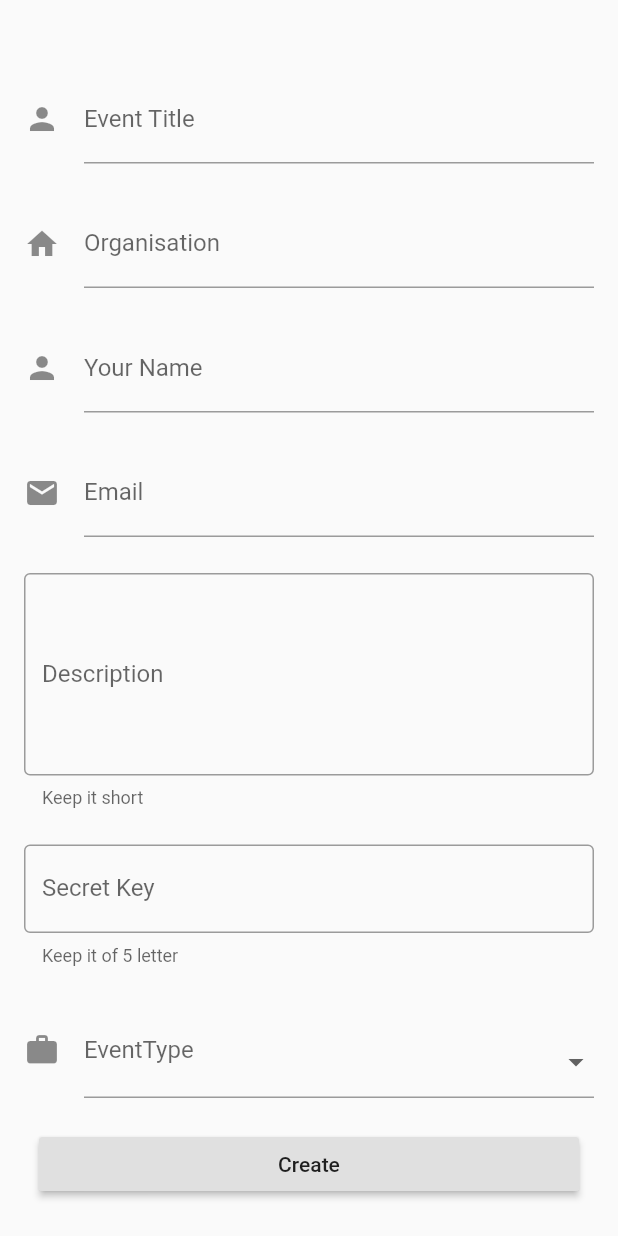
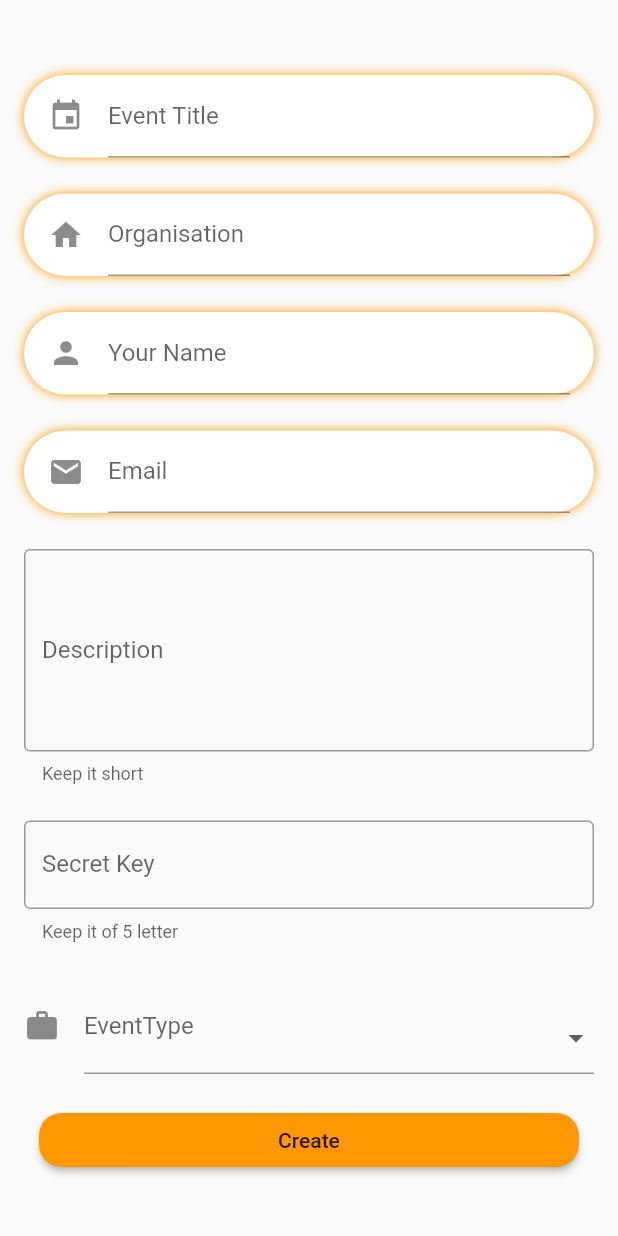
Before and after one commit to DEEPAK2811/IceBreaker, a Flutter app: the createjob screen opened by its route, on a phone screen of 412 x 824 dp. Run offline on Flutter 3.47's test engine with Material 2 defaults, Android fonts, the phone set to English and light mode, and no system bars; our stand-ins replace cloud_firestore, firebase_auth; accounts and stored records are empty.

Commit message:
minor update 5

```diff
--- a/lib/ui/HomePage.dart
+++ b/lib/ui/HomePage.dart
@@ -19,6 +19,7 @@ class HomePage extends StatelessWidget {
     return Scaffold(
       drawer: new NavBar(),
       appBar: AppBar(
+         backgroundColor: Colors.purple[200],
         title: Text('IceBreaker'),
         actions: <Widget>[
           FlatButton(
--- a/lib/ui/create_events.dart
+++ b/lib/ui/create_events.dart
@@ -34,11 +34,11 @@ class _createjobState extends State<createjob> {
       "title": "${jb.title}",
       "desc": "${jb.description}",
       "location": "${jb.location}",
-      "organisation":"${jb.organisation}",
-      "email":"${jb.email}",
-      "name":"${jb.name}",
-      "event_type":"${jb.type}",
-      "secret_key":"${jb.secret_key_string}",
+      "organisation": "${jb.organisation}",
+      "email": "${jb.email}",
+      "name": "${jb.name}",
+      "event_type": "${jb.type}",
+      "secret_key": "${jb.secret_key_string}",
       "id": "${count}",
     };
     documentReference.setData(data).whenComplete(() {
@@ -52,6 +52,7 @@ class _createjobState extends State<createjob> {
     super.dispose();
     subscription?.cancel();
   }
+
   @override
   Widget build(BuildContext context) {
     return Scaffold(
@@ -66,19 +67,37 @@ class _createjobState extends State<createjob> {
                   padding: const EdgeInsets.symmetric(horizontal: 16.0),
                   children: <Widget>[
                     SizedBox(height: 50.0),
-                    new TextFormField(
+                    Container(
+                      height: 55,
+                      padding: EdgeInsets.only(
+                          top: 0, left: 16, right: 16, bottom: 0),
+                      decoration: BoxDecoration(
+                          borderRadius: BorderRadius.all(Radius.circular(50)),
+                          color: Colors.white,
+                          boxShadow: [
+                            BoxShadow(color: Colors.orange, blurRadius: 5)
+                          ]),
+                      child: new TextFormField(
                         decoration: const InputDecoration(
-                        icon: const Icon(Icons.person),
-                        hintText: 'Enter Event title',
-                        labelText: 'Event Title',
-                      ),
-                      inputFormatters: [
-                        new LengthLimitingTextInputFormatter(30)
-                      ],
+                            icon: const Icon(Icons.event),
+                            hintText: 'Enter Event Title',
+                            labelText: 'Event Title'),
+                        //   inputFormatters: [new LengthLimitingTextInputFormatter(30) ],
                         onSaved: (val) => jb.title = val,
                       ),
+                    ),
                     SizedBox(height: 24.0),
-                    new TextFormField(
+                    Container(
+                      height: 55,
+                      padding: EdgeInsets.only(
+                          top: 0, left: 16, right: 16, bottom: 0),
+                      decoration: BoxDecoration(
+                          borderRadius: BorderRadius.all(Radius.circular(50)),
+                          color: Colors.white,
+                          boxShadow: [
+                            BoxShadow(color: Colors.orange, blurRadius: 5)
+                          ]),
+                      child: new TextFormField(
                         decoration: const InputDecoration(
                           icon: const Icon(Icons.home),
                           hintText: 'Enter the name of your organisation',
@@ -86,8 +105,19 @@ class _createjobState extends State<createjob> {
                         ),
                         onSaved: (val) => jb.organisation = val,
                       ),
+                    ),
                     SizedBox(height: 24.0),
-                    new TextFormField(
+                    Container(
+                      height: 55,
+                      padding: EdgeInsets.only(
+                          top: 0, left: 16, right: 16, bottom: 0),
+                      decoration: BoxDecoration(
+                          borderRadius: BorderRadius.all(Radius.circular(50)),
+                          color: Colors.white,
+                          boxShadow: [
+                            BoxShadow(color: Colors.orange, blurRadius: 5)
+                          ]),
+                      child: new TextFormField(
                         decoration: const InputDecoration(
                           icon: const Icon(Icons.person),
                           hintText: 'Enter your first and last name',
@@ -95,8 +125,19 @@ class _createjobState extends State<createjob> {
                         ),
                         onSaved: (val) => jb.name = val,
                       ),
+                    ),
                     SizedBox(height: 24.0),
-                    new TextFormField(
+                    Container(
+                      height: 55,
+                      padding: EdgeInsets.only(
+                          top: 0, left: 16, right: 16, bottom: 0),
+                      decoration: BoxDecoration(
+                          borderRadius: BorderRadius.all(Radius.circular(50)),
+                          color: Colors.white,
+                          boxShadow: [
+                            BoxShadow(color: Colors.orange, blurRadius: 5)
+                          ]),
+                      child: new TextFormField(
                         decoration: const InputDecoration(
                           icon: const Icon(Icons.email),
                           hintText: 'Enter your email address',
@@ -104,6 +145,7 @@ class _createjobState extends State<createjob> {
                         ),
                         keyboardType: TextInputType.emailAddress,
                         onSaved: (val) => jb.email = val,
+                      ),
                     ),
                     SizedBox(height: 24.0),
                     new TextFormField(
@@ -163,6 +205,9 @@ class _createjobState extends State<createjob> {
                         child: new RaisedButton(
                           child: const Text('Create'),
                           onPressed: _submitform,
+                          shape: RoundedRectangleBorder(
+              borderRadius: BorderRadius.all(Radius.circular(15.0))),
+              color: Colors.orange,
                         )),
                   ],
                 ))),
--- a/lib/ui/event_space.dart
+++ b/lib/ui/event_space.dart
@@ -143,7 +143,7 @@ class HelpPageState extends State<HelpPage> {
   Widget background_img(BuildContext context) => DecoratedBox(
         decoration: new BoxDecoration(
             image: new DecorationImage(
-                image: AssetImage("assets/back.png"), fit: BoxFit.cover)),
+                image: AssetImage("assets/3.png"), fit: BoxFit.cover)),
       );
 
 
--- a/lib/ui/events.dart
+++ b/lib/ui/events.dart
@@ -39,6 +39,7 @@ class _eventsState extends State<events> {
     return new Scaffold(
       appBar: new AppBar(
         title: new Text("Available Events"),
+        backgroundColor: Colors.white12,
       ),
       body: st(),
       /*body: Padding(
@@ -112,6 +113,6 @@ class JobPageState extends State<JobPage> {
   Widget background_img(BuildContext context) => DecoratedBox(
         decoration: new BoxDecoration(
             image: new DecorationImage(
-                image: AssetImage("assets/back.png"), fit: BoxFit.cover)),
+                image: AssetImage("assets/4.png"), fit: BoxFit.cover)),
       );
 }
```
Lines whose indentation alone changed are shown as unchanged.
